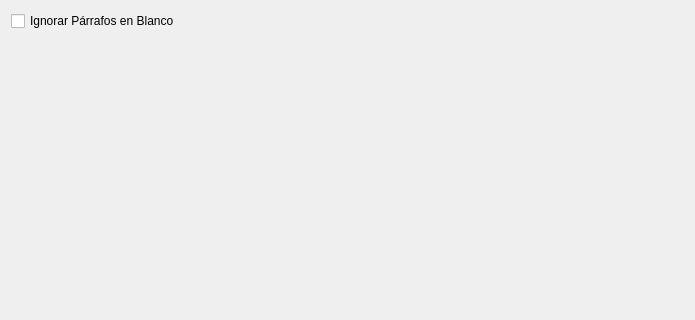
First picture: the form in epubcreator/gui/forms/preferences_docx_widget.ui, repository leandro86/epubcreator, before the edit; both pictures show x 0 to 695 and y 0 to 320 of the 695 by 659 pixel window.
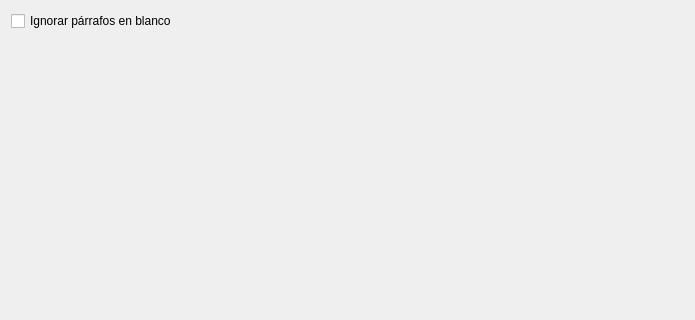
Second picture: the form after the edit.

Commit message: Elimina mayúsculas en la primera letra de cada palabra en una opción en preferencias del docx.

```diff
--- a/epubcreator/gui/forms/preferences_docx_widget.ui
+++ b/epubcreator/gui/forms/preferences_docx_widget.ui
@@ -30,7 +30,7 @@
    <item row="0" column="0">
     <widget class="QCheckBox" name="ignoreEmptyParagraphsInput">
      <property name="text">
-      <string>Ignorar Párrafos en Blanco</string>
+      <string>Ignorar párrafos en blanco</string>
      </property>
     </widget>
    </item>
```
